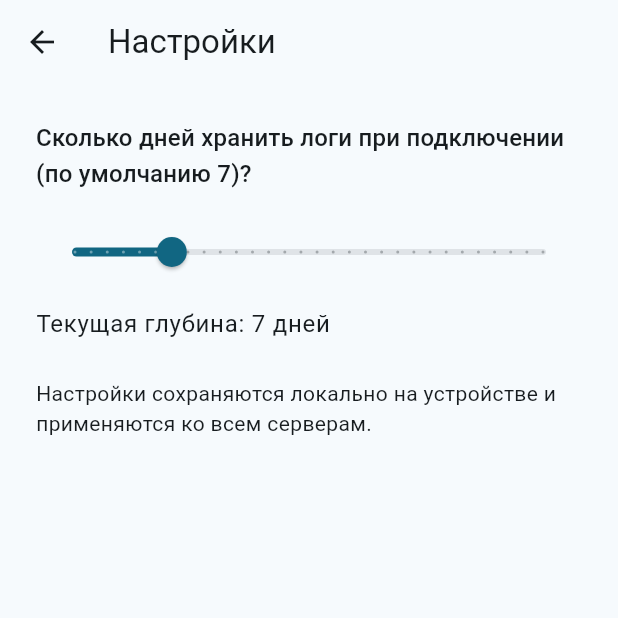
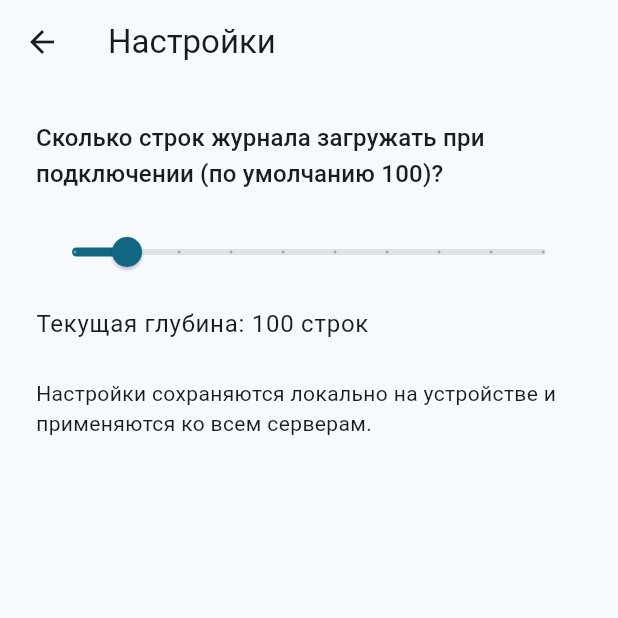
Before and after one commit to unng-lab/logs, a Flutter app: the screen it shows after launch, after a tap on the "settings" icon, on a phone screen of 412 x 824 dp, the top half of it. Run offline on Flutter 3.47's test engine with Material 3 defaults, Android fonts, the phone set to English and light mode, and no system bars; our stand-ins replace flutter_riverpod, shared_preferences; missing offline and left inert: dartssh2.

```diff
--- a/lib/models/app_settings.dart
+++ b/lib/models/app_settings.dart
@@ -1,24 +1,27 @@
 class AppSettings {
-  const AppSettings({required this.logRetentionDays});
+  const AppSettings({required this.initialLogLines});
 
-  final int logRetentionDays;
+  final int initialLogLines;
 
-  AppSettings copyWith({int? logRetentionDays}) {
-    return AppSettings(logRetentionDays: logRetentionDays ?? this.logRetentionDays);
+  AppSettings copyWith({int? initialLogLines}) {
+    return AppSettings(initialLogLines: initialLogLines ?? this.initialLogLines);
   }
 
   Map<String, dynamic> toJson() {
     return {
-      'logRetentionDays': logRetentionDays,
+      'initialLogLines': initialLogLines,
     };
   }
 
   static AppSettings fromJson(Map<String, dynamic>? json) {
     if (json == null) {
-      return const AppSettings(logRetentionDays: 7);
+      return const AppSettings(initialLogLines: 100);
     }
-    return AppSettings(
-      logRetentionDays: (json['logRetentionDays'] as num?)?.toInt() ?? 7,
-    );
+    final explicitLines = (json['initialLogLines'] as num?)?.toInt();
+    if (explicitLines != null && explicitLines > 0) {
+      return AppSettings(initialLogLines: explicitLines);
+    }
+    // Backwards compatibility with previously stored settings.
+    return const AppSettings(initialLogLines: 100);
   }
 }
--- a/lib/providers/app_providers.dart
+++ b/lib/providers/app_providers.dart
@@ -22,6 +22,11 @@ final settingsRepositoryProvider = Provider<SettingsRepository>((ref) {
 });
 
 final sshServiceProvider = Provider<SSHService>((ref) => SSHService());
+
+final serverStatusProvider = AutoDisposeFutureProvider.family<bool, ServerConfig>((ref, server) {
+  final service = ref.watch(sshServiceProvider);
+  return service.checkConnection(server);
+});
 
 final serverListProvider = StateNotifierProvider<ServerListNotifier, AsyncValue<List<ServerConfig>>>(
   (ref) => ServerListNotifier(ref.watch(serverRepositoryProvider)),
--- a/lib/repositories/settings_repository.dart
+++ b/lib/repositories/settings_repository.dart
@@ -14,7 +14,7 @@ class SettingsRepository {
   Future<AppSettings> load() async {
     final raw = _preferences.getString(_storageKey);
     if (raw == null) {
-      return const AppSettings(logRetentionDays: 7);
+      return const AppSettings(initialLogLines: 100);
     }
     final decoded = jsonDecode(raw) as Map<String, dynamic>;
     return AppSettings.fromJson(decoded);
--- a/lib/screens/settings_screen.dart
+++ b/lib/screens/settings_screen.dart
@@ -36,12 +36,17 @@ class _SettingsForm extends ConsumerStatefulWidget {
 }
 
 class _SettingsFormState extends ConsumerState<_SettingsForm> {
-  late double _retentionDays;
+  static const int _minLines = 50;
+  static const int _maxLines = 500;
+  static const int _step = 50;
+  late double _initialLines;
 
   @override
   void initState() {
     super.initState();
-    _retentionDays = widget.settings.logRetentionDays.toDouble();
+    final clamped = widget.settings.initialLogLines.clamp(_minLines, _maxLines);
+    final snapped = ((clamped - _minLines) / _step).round() * _step + _minLines;
+    _initialLines = snapped.toDouble();
   }
 
   @override
@@ -52,24 +57,29 @@ class _SettingsFormState extends ConsumerState<_SettingsForm> {
       padding: const EdgeInsets.all(24),
       children: [
         Text(
-          'Сколько дней хранить логи при подключении (по умолчанию 7)?',
+          'Сколько строк журнала загружать при подключении (по умолчанию 100)?',
           style: Theme.of(context).textTheme.titleMedium,
         ),
         const SizedBox(height: 16),
         Slider(
-          value: _retentionDays,
-          min: 1,
-          max: 30,
-          divisions: 29,
-          label: '${_retentionDays.round()} дней',
-          onChanged: (value) => setState(() => _retentionDays = value),
-          onChangeEnd: (value) => notifier.update(
-            widget.settings.copyWith(logRetentionDays: value.round()),
-          ),
+          value: _initialLines,
+          min: _minLines.toDouble(),
+          max: _maxLines.toDouble(),
+          divisions: (_maxLines - _minLines) ~/ _step,
+          label: '${_initialLines.round()} строк',
+          onChanged: (value) => setState(() => _initialLines = value),
+          onChangeEnd: (value) {
+            final snapped =
+                (((value - _minLines) / _step).round() * _step + _minLines).clamp(_minLines, _maxLines).toInt();
+            setState(() => _initialLines = snapped.toDouble());
+            notifier.update(
+              widget.settings.copyWith(initialLogLines: snapped),
+            );
+          },
         ),
         const SizedBox(height: 12),
         Text(
-          'Текущая глубина: ${_retentionDays.round()} дней',
+          'Текущая глубина: ${_initialLines.round()} строк',
           style: Theme.of(context).textTheme.bodyLarge,
         ),
         const SizedBox(height: 24),
```
Also changed, not shown: lib/screens/server_list_screen.dart (+57 -8 lines), lib/services/ssh_service.dart (+15 -4 lines), 1 other file.
